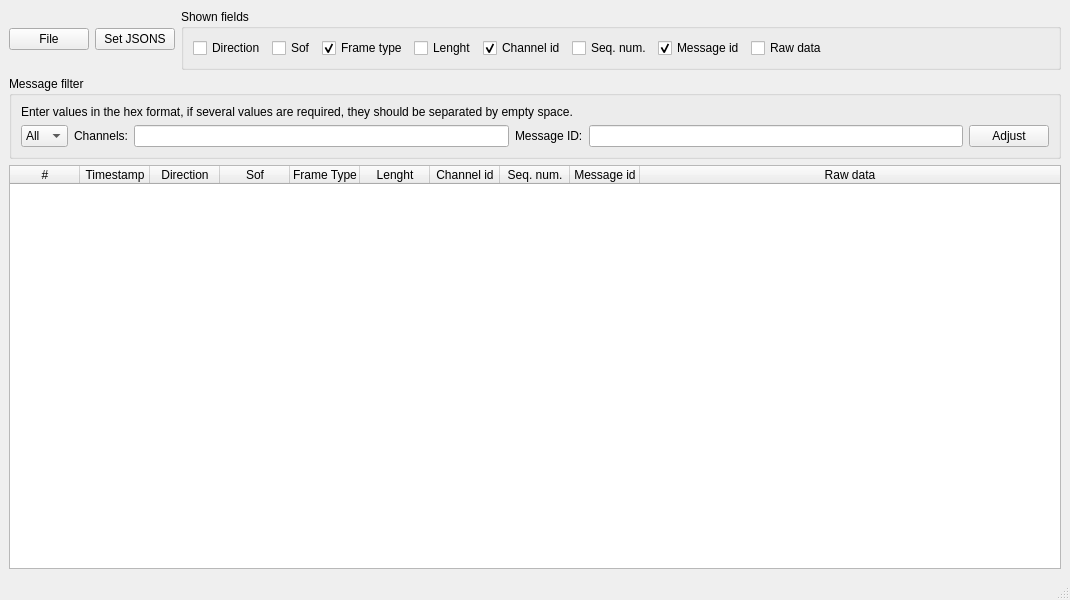
Old version of the form mainwindow.ui in the repository nekolyshe/rstp_parser.
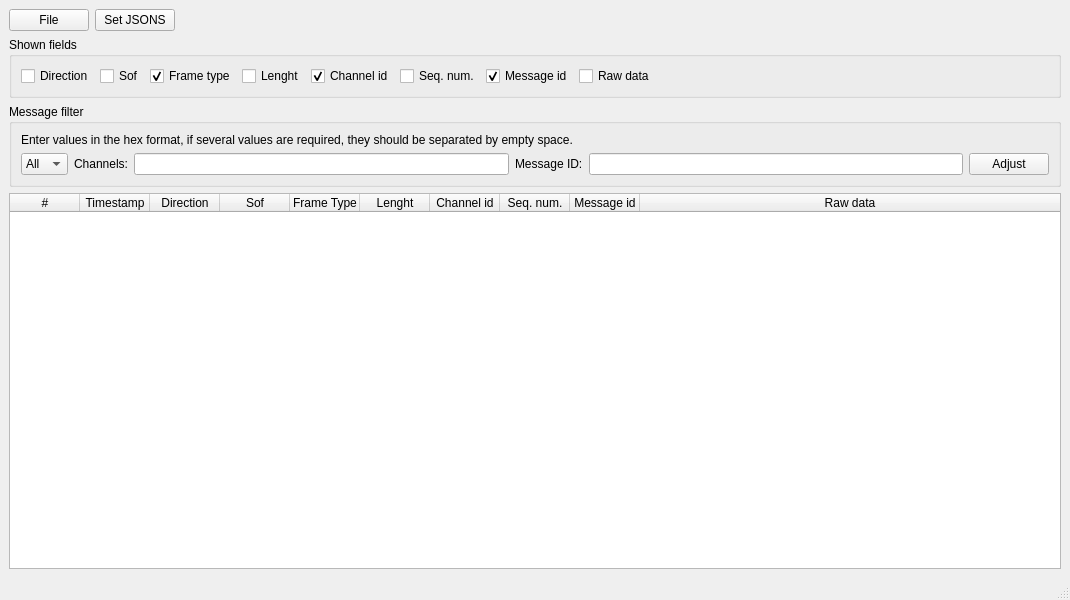
New version of the form.

Patch:
```diff
--- a/mainwindow.ui
+++ b/mainwindow.ui
@@ -16,9 +16,7 @@
   <widget class="QWidget" name="centralwidget">
    <layout class="QVBoxLayout" name="verticalLayout_2">
     <item>
-     <layout class="QVBoxLayout" name="verticalLayout">
-      <item>
-       <layout class="QHBoxLayout" name="horizontalLayout_3">
+     <layout class="QHBoxLayout" name="horizontalLayout_5">
         <item>
          <widget class="QPushButton" name="pbOpenFile">
           <property name="text">
@@ -33,6 +31,32 @@
           </property>
          </widget>
         </item>
+      <item>
+       <widget class="QLabel" name="labelJSONSpath">
+        <property name="text">
+         <string/>
+        </property>
+       </widget>
+      </item>
+      <item>
+       <spacer name="horizontalSpacer_2">
+        <property name="orientation">
+         <enum>Qt::Horizontal</enum>
+        </property>
+        <property name="sizeHint" stdset="0">
+         <size>
+          <width>40</width>
+          <height>20</height>
+         </size>
+        </property>
+       </spacer>
+      </item>
+     </layout>
+    </item>
+    <item>
+     <layout class="QVBoxLayout" name="verticalLayout">
+      <item>
+       <layout class="QHBoxLayout" name="horizontalLayout_3">
         <item>
          <widget class="QGroupBox" name="groupBox">
           <property name="title">
```
Lines whose indentation alone changed are shown as unchanged.
